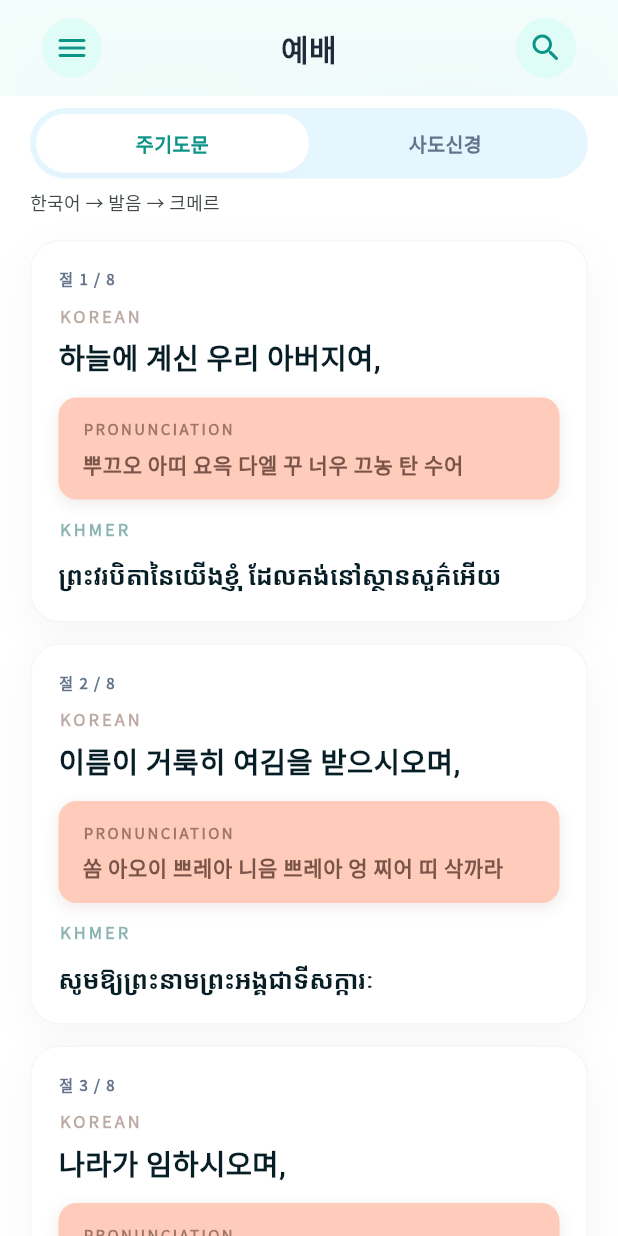
After one commit to UjinLeee/project-sralanh, a Flutter app: the ScriptureScreen screen opened directly, on a phone screen of 412 x 824 dp. The commit adds this screen. Run offline on Flutter 3.47's test engine with Material 3 defaults, Android fonts, the phone set to English and light mode, and no system bars; our stand-ins replace google_fonts; network calls fail.

Commit message:
[ FEAT ] 사도신경 & 주기도문 추가

```diff
--- /dev/null
+++ b/lib/screens/scripture_screen.dart
@@ -0,0 +1,380 @@
+import 'dart:convert';
+
+import 'package:flutter/material.dart';
+import 'package:flutter/services.dart';
+import 'package:google_fonts/google_fonts.dart';
+import 'package:project_sralanh/models/prayer.dart';
+import 'package:project_sralanh/theme/app_theme.dart';
+import 'package:project_sralanh/widgets/blurred_sralanh_top_bar.dart';
+
+/// `prayers.json` — 주기도문·사도신경. 발음은 `secondaryContainer`(살구) 패널에 항상 표시.
+class ScriptureScreen extends StatefulWidget {
+  const ScriptureScreen({super.key});
+
+  @override
+  State<ScriptureScreen> createState() => _ScriptureScreenState();
+}
+
+class _ScriptureScreenState extends State<ScriptureScreen> {
+  List<Prayer> _prayers = [];
+  bool _loading = true;
+  String? _error;
+  int _prayerTabIndex = 0;
+  late final ScrollController _scrollController;
+
+  @override
+  void initState() {
+    super.initState();
+    _scrollController = ScrollController();
+    _load();
+  }
+
+  @override
+  void dispose() {
+    _scrollController.dispose();
+    super.dispose();
+  }
+
+  Future<void> _load() async {
+    try {
+      final raw = await rootBundle.loadString('assets/data/prayers.json');
+      final list = (jsonDecode(raw) as List<dynamic>)
+          .map((e) => Prayer.fromJson(e as Map<String, dynamic>))
+          .toList();
+      if (!mounted) return;
+      setState(() {
+        _prayers = list;
+        _loading = false;
+        _error = null;
+        if (_prayerTabIndex >= _prayers.length) {
+          _prayerTabIndex = 0;
+        }
+      });
+    } catch (e) {
+      if (!mounted) return;
+      setState(() {
+        _loading = false;
+        _error = e.toString();
+      });
+    }
+  }
+
+  void _onPrayerTabChanged(int index) {
+    if (index == _prayerTabIndex) return;
+    setState(() => _prayerTabIndex = index);
+    if (_scrollController.hasClients) {
+      _scrollController.jumpTo(0);
+    }
+  }
+
+  @override
+  Widget build(BuildContext context) {
+    final bottomInset = MediaQuery.paddingOf(context).bottom;
+    final topPad = MediaQuery.paddingOf(context).top + 72;
+
+    return Scaffold(
+      backgroundColor: Colors.white,
+      extendBody: true,
+      body: Stack(
+        children: [
+          Positioned.fill(
+            child: _loading
+                ? const Center(child: CircularProgressIndicator())
+                : _error != null
+                    ? Center(
+                        child: Padding(
+                          padding: const EdgeInsets.all(24),
+                          child: Text(
+                            '기도문을 불러오지 못했습니다.\n$_error',
+                            textAlign: TextAlign.center,
+                            style: GoogleFonts.notoSansKr(
+                              color: AppColors.onSurfaceVariant,
+                            ),
+                          ),
+                        ),
+                      )
+                    : _prayers.isEmpty
+                        ? Center(
+                            child: Text(
+                              '표시할 기도문이 없습니다.',
+                              style: GoogleFonts.notoSansKr(
+                                color: AppColors.onSurfaceVariant,
+                              ),
+                            ),
+                          )
+                        : CustomScrollView(
+                            controller: _scrollController,
+                            slivers: [
+                              SliverPadding(
+                                padding: EdgeInsets.fromLTRB(
+                                  20,
+                                  topPad,
+                                  20,
+                                  120 + bottomInset,
+                                ),
+                                sliver: SliverToBoxAdapter(
+                                  child: Center(
+                                    child: ConstrainedBox(
+                                      constraints: const BoxConstraints(
+                                        maxWidth: 560,
+                                      ),
+                                      child: Column(
+                                        crossAxisAlignment:
+                                            CrossAxisAlignment.stretch,
+                                        children: [
+                                          _PrayerTabBar(
+                                            prayers: _prayers,
+                                            selectedIndex: _prayerTabIndex,
+                                            onChanged: _onPrayerTabChanged,
+                                          ),
+                                          const SizedBox(height: 8),
+                                          Text(
+                                            '한국어 → 발음 → 크메르',
+                                            style: GoogleFonts.notoSansKr(
+                                              fontSize: 12,
+                                              fontWeight: FontWeight.w500,
+                                              color:
+                                                  AppColors.onSurfaceVariant,
+                                              height: 1.4,
+                                            ),
+                                          ),
+                                          const SizedBox(height: 16),
+                                          ..._buildVerseList(),
+                                        ],
+                                      ),
+                                    ),
+                                  ),
+                                ),
+                              ),
+                            ],
+                          ),
+          ),
+          const Positioned(
+            top: 0,
+            left: 0,
+            right: 0,
+            child: BlurredSralanhTopBar(title: '예배'),
+          ),
+        ],
+      ),
+    );
+  }
+
+  List<Widget> _buildVerseList() {
+    final prayer = _prayers[_prayerTabIndex];
+    final len = prayer.content.length;
+    return prayer.content.asMap().entries.map((e) {
+      final i = e.key;
+      return Padding(
+        padding: EdgeInsets.only(bottom: i < len - 1 ? 14 : 0),
+        child: _LiturgyVerseCard(
+          verseIndex: i + 1,
+          verseTotal: len,
+          content: e.value,
+        ),
+      );
+    }).toList();
+  }
+}
+
+class _PrayerTabBar extends StatelessWidget {
+  const _PrayerTabBar({
+    required this.prayers,
+    required this.selectedIndex,
+    required this.onChanged,
+  });
+
+  final List<Prayer> prayers;
+  final int selectedIndex;
+  final ValueChanged<int> onChanged;
+
+  @override
+  Widget build(BuildContext context) {
+    return Container(
+      padding: const EdgeInsets.all(4),
+      decoration: BoxDecoration(
+        color: AppColors.surfaceContainerLow,
+        borderRadius: BorderRadius.circular(999),
+      ),
+      child: Row(
+        children: List.generate(prayers.length, (i) {
+          final selected = i == selectedIndex;
+          return Expanded(
+            child: Material(
+              color: selected ? Colors.white : Colors.transparent,
+              borderRadius: BorderRadius.circular(999),
+              elevation: selected ? 2 : 0,
+              shadowColor: AppColors.shadowSoft,
+              child: InkWell(
+                borderRadius: BorderRadius.circular(999),
+                onTap: () => onChanged(i),
+                child: Padding(
+                  padding: const EdgeInsets.symmetric(vertical: 10),
+                  child: Text(
+                    prayers[i].title,
+                    textAlign: TextAlign.center,
+                    maxLines: 1,
+                    overflow: TextOverflow.ellipsis,
+                    style: GoogleFonts.notoSansKr(
+                      fontSize: 13,
+                      fontWeight: FontWeight.w700,
+                      color: selected
+                          ? AppColors.accentTeal
+                          : AppColors.mutedSlate,
+                    ),
+                  ),
+                ),
+              ),
+            ),
+          );
+        }),
+      ),
+    );
+  }
+}
+
+/// `design_system_showcase_final.html` §14 · 살구색 `liturgy-pron-panel--peach`.
+class _LiturgyVerseCard extends StatelessWidget {
+  const _LiturgyVerseCard({
+    required this.verseIndex,
+    required this.verseTotal,
+    required this.content,
+  });
+
+  final int verseIndex;
+  final int verseTotal;
+  final Content content;
+
+  @override
+  Widget build(BuildContext context) {
+    return Container(
+      padding: const EdgeInsets.all(18),
+      decoration: BoxDecoration(
+        color: Colors.white,
+        borderRadius: BorderRadius.circular(20),
+        border: Border.all(
+          color: AppColors.outlineVariant.withValues(alpha: 0.15),
+        ),
+        boxShadow: [
+          BoxShadow(
+            color: AppColors.shadowSoft,
+            blurRadius: 24,
+            offset: const Offset(0, 8),
+          ),
+        ],
+      ),
+      child: Column(
+        crossAxisAlignment: CrossAxisAlignment.stretch,
+        children: [
+          Text(
+            '절 $verseIndex / $verseTotal',
+            style: GoogleFonts.notoSansKr(
+              fontSize: 10,
+              fontWeight: FontWeight.w700,
+              letterSpacing: 1,
+              color: AppColors.mutedSlate,
+            ),
+          ),
+          const SizedBox(height: 10),
+          Align(
+            alignment: Alignment.centerLeft,
+            child: Text(
+              'KOREAN',
+              style: GoogleFonts.notoSansKr(
+                fontSize: 11,
+                fontWeight: FontWeight.bold,
+                letterSpacing: 2,
+                color: AppColors.secondary.withValues(alpha: 0.5),
+              ),
+            ),
+          ),
+          const SizedBox(height: 6),
+          Text(
+            content.korean,
+            style: GoogleFonts.gowunDodum(
+              fontSize: 19,
+              fontWeight: FontWeight.bold,
+              height: 1.38,
+              color: AppColors.onSurface,
+            ),
+          ),
+          const SizedBox(height: 12),
+          _PeachPronunciationPanel(text: content.pronunciation),
+          const SizedBox(height: 12),
+          Align(
+            alignment: Alignment.centerLeft,
+            child: Text(
+              'KHMER',
+              style: GoogleFonts.notoSansKr(
+                fontSize: 11,
+                fontWeight: FontWeight.bold,
+                letterSpacing: 2,
+                color: AppColors.primary.withValues(alpha: 0.5),
+              ),
+            ),
+          ),
+          const SizedBox(height: 10),
+          Text(
+            content.khmer,
+            style: khmerTextStyle(
+              context: context,
+              fontSize: 17,
+              fontWeight: FontWeight.bold,
+              color: AppColors.onSurface,
+            ).copyWith(height: 1.42),
+          ),
+        ],
+      ),
+    );
+  }
+}
+
+class _PeachPronunciationPanel extends StatelessWidget {
+  const _PeachPronunciationPanel({required this.text});
+
+  final String text;
+
+  @override
+  Widget build(BuildContext context) {
+    return Container(
+      width: double.infinity,
+      padding: const EdgeInsets.symmetric(horizontal: 16, vertical: 14),
+      decoration: BoxDecoration(
+        color: AppColors.secondaryContainer,
+        borderRadius: BorderRadius.circular(12),
+        boxShadow: [
+          BoxShadow(
+            color: AppColors.onSecondaryContainer.withValues(alpha: 0.12),
+            blurRadius: 8,
+            offset: const Offset(0, 3),
+          ),
+        ],
+      ),
+      child: Column(
+        crossAxisAlignment: CrossAxisAlignment.start,
+        children: [
+          Text(
+            'PRONUNCIATION',
+            style: GoogleFonts.notoSansKr(
+              fontSize: 10,
+              fontWeight: FontWeight.w600,
+              letterSpacing: 1.6,
+              color: AppColors.onSecondaryContainer.withValues(alpha: 0.72),
+            ),
+          ),
+          const SizedBox(height: 6),
+          Text(
+            text,
+            style: GoogleFonts.notoSansKr(
+              fontSize: 14,
+              fontWeight: FontWeight.w800,
+              height: 1.45,
+              letterSpacing: 0.4,
+              color: AppColors.onSecondaryContainer,
+            ),
+          ),
+        ],
+      ),
+    );
+  }
+}
```
Also changed, not shown: lib/screens/main_shell_screen.dart (+5 -5 lines), lib/screens/worship_screen.dart (deleted, +0 -289 lines), 1 other file.
